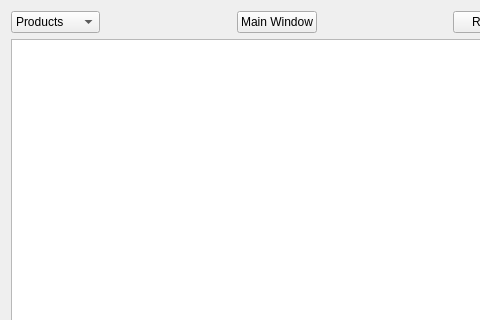
The window that tables.ui (kia-far/QtDBS) describes before a commit, drawn with Qt 5; both pictures show x 0 to 480 and y 0 to 320 of the 802 by 525 pixel window.
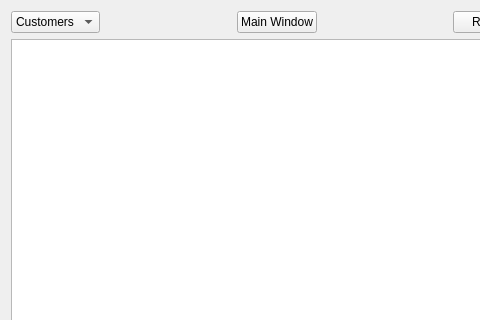
The same window after the commit.

Commit message: fixed database (deviceedit) problem, correctly connected mainwindow and tables buttons

What changed in the file:
```diff
--- a/tables.ui
+++ b/tables.ui
@@ -75,16 +75,6 @@
        <height>0</height>
       </size>
      </property>
-     <item>
-      <property name="text">
-       <string>Products</string>
-      </property>
-     </item>
-     <item>
-      <property name="text">
-       <string>Devices</string>
-      </property>
-     </item>
      <item>
       <property name="text">
        <string>Customers</string>
```
Left out of the diff: 10 changed lines with no effect on the pictures. The commit also changes 1 other file.
